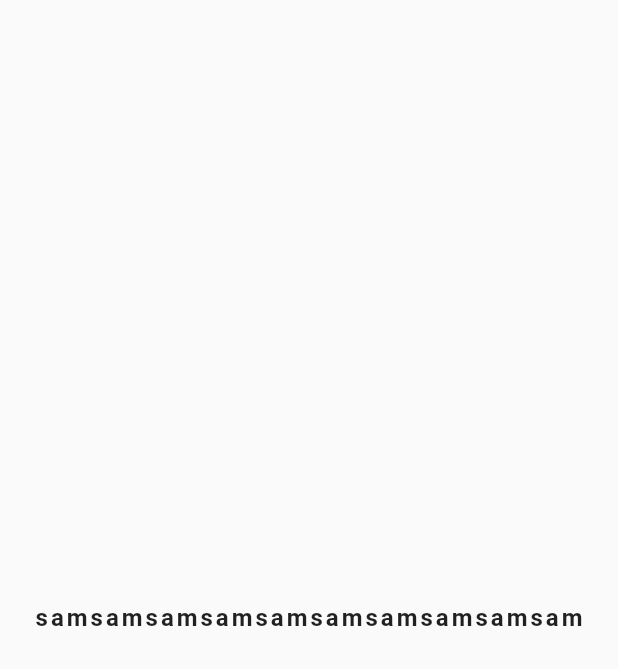
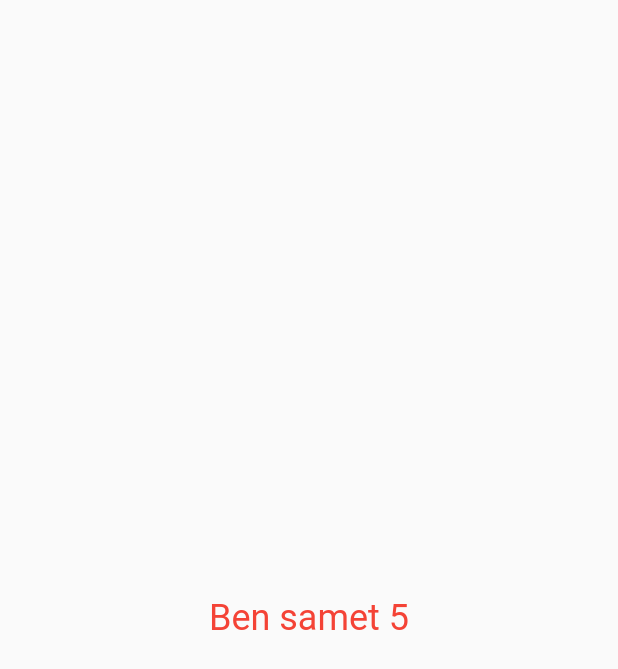
Before and after one commit to gitsametcan/LearnFlutter, a Flutter app: the screen it shows after launch, on a phone screen of 412 x 824 dp. Shown: the top 669 px of the screen. Run offline on Flutter 3.47's test engine with Material 2 defaults, Android fonts, the phone set to English and light mode, and no system bars.

Commit message:
Continue flutter text

```diff
--- a/flutter_projects/flutter_full_learn/lib/baslangic/text_learn.dart
+++ b/flutter_projects/flutter_full_learn/lib/baslangic/text_learn.dart
@@ -2,18 +2,36 @@ import 'package:flutter/material.dart';
 
 class TextLearnView extends StatelessWidget {
   const TextLearnView({Key? key}):super(key: key);
+  final String name = 'samet';
   @override
   Widget build(BuildContext context){
     return Scaffold(
-      body: Center(child: Text(
-        ('sam' * 10),
+      body: Center(
+        child:
+        Text(
+        ('Ben $name ${name.length}'),
         maxLines: 2,
         overflow: TextOverflow.ellipsis,
+        textAlign: TextAlign.right,
+        textScaleFactor: 1,
 
-        style: const TextStyle(
-          fontWeight: FontWeight.w600,wordSpacing: 2, letterSpacing: 2,fontSize: 16,
+        //style: ProjectStyles.welcomeStyle,
+        style: Theme.of(context).textTheme.headline5?.copyWith(
+          color: Colors.red,
         ),
-        )),
+        )
+
+        ),
     );
   }
 }
+
+class ProjectStyles {
+  static TextStyle welcomeStyle = const TextStyle(
+    fontWeight: FontWeight.w800,
+    wordSpacing: 5,
+    letterSpacing: 2,
+    fontSize: 16,
+    color: Colors.lime
+  );
+}
```
